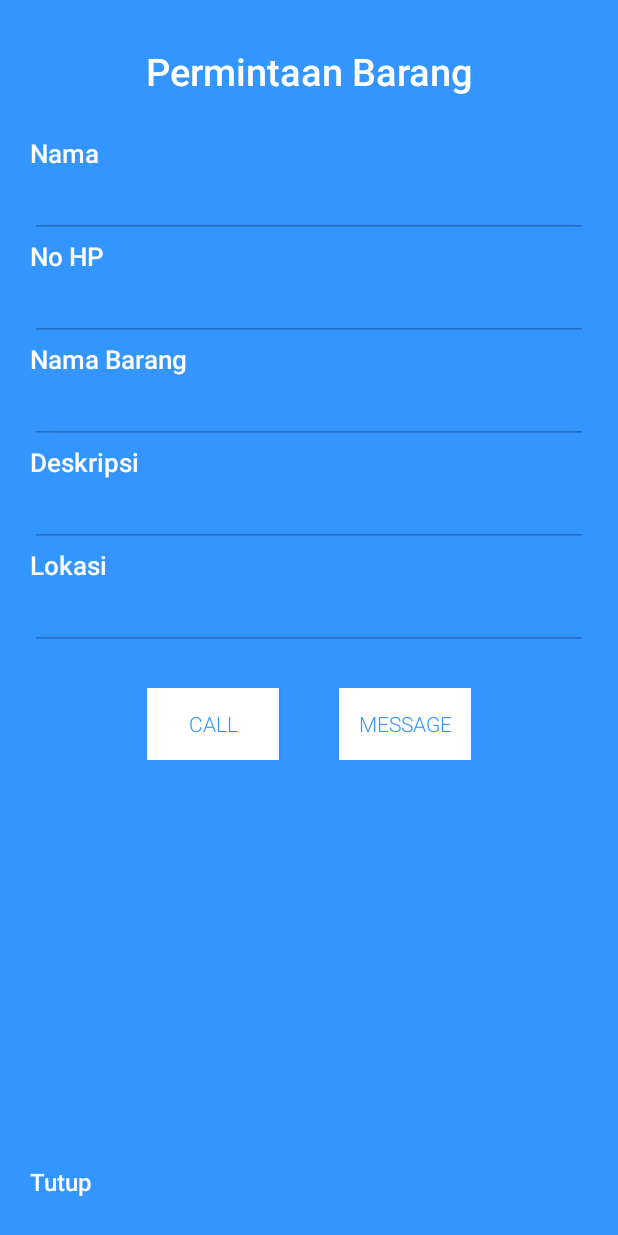
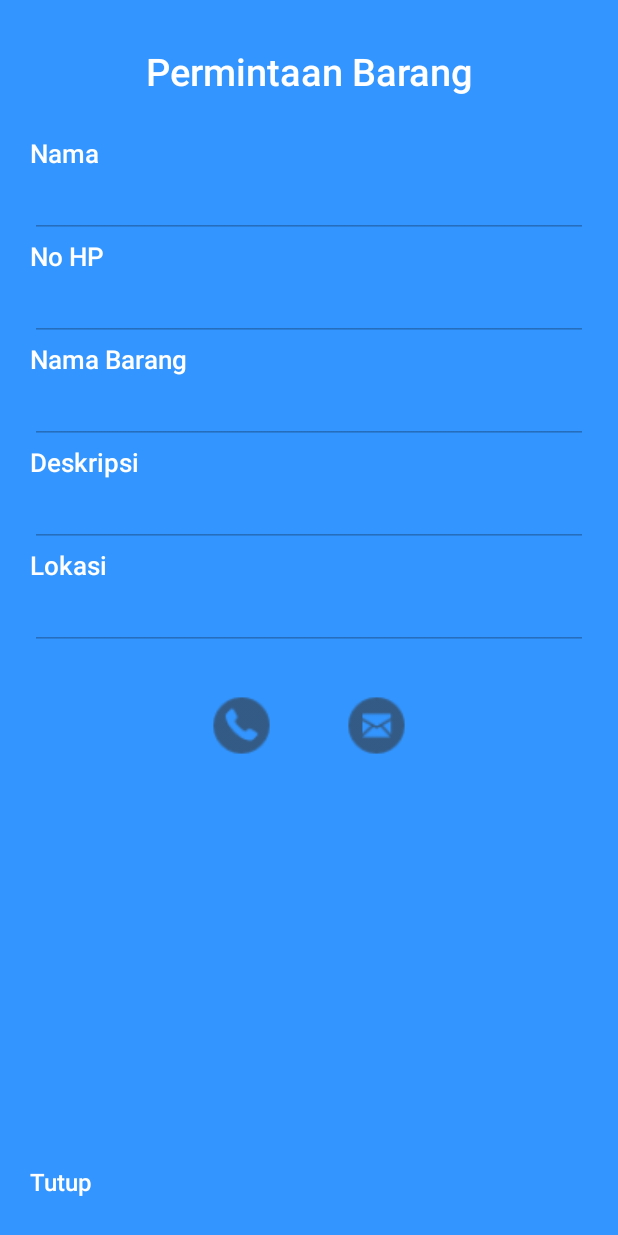
Before and after one commit to bleizing/pt, an Android app: the DetailPermintaanBarangActivity screen opened directly, with no data from a screen before it, on a phone screen of 412 x 824 dp. Run offline under Robolectric (Android 15) with nearby library versions, the phone set to English and light mode, and no system bars; 7 statements that could not run were skipped.

Commit message:
Changed ImageView Call and Message

```diff
--- a/app/src/main/java/jullendgatc/punyatemenv4/DetailPermintaanBarangActivity.java
+++ b/app/src/main/java/jullendgatc/punyatemenv4/DetailPermintaanBarangActivity.java
@@ -10,6 +10,7 @@ import android.util.Log;
 import android.view.View;
 import android.widget.Button;
 import android.widget.EditText;
+import android.widget.ImageView;
 import android.widget.TextView;
 
 import java.io.IOException;
@@ -69,7 +70,7 @@ public class DetailPermintaanBarangActivity extends AppCompatActivity {
 //            }
 //        });
 
-        Button btn_call = (Button) findViewById(R.id.btn_call);
+        ImageView btn_call = (ImageView) findViewById(R.id.btn_call);
         btn_call.setOnClickListener(new View.OnClickListener() {
             @Override
             public void onClick(View view) {
@@ -79,7 +80,7 @@ public class DetailPermintaanBarangActivity extends AppCompatActivity {
             }
         });
 
-        Button btn_message = (Button) findViewById(R.id.btn_message);
+        ImageView btn_message = (ImageView) findViewById(R.id.btn_message);
         btn_message.setOnClickListener(new View.OnClickListener() {
             @Override
             public void onClick(View view) {
--- a/app/src/main/java/jullendgatc/punyatemenv4/NetAPI.java
+++ b/app/src/main/java/jullendgatc/punyatemenv4/NetAPI.java
@@ -6,11 +6,7 @@ package jullendgatc.punyatemenv4;
 
 public class NetAPI {
     public static final String URL = "http://pt.himsigalaksi.com/index.php/";
+    //    public static final String URL = "http://pt.punyatemen.com/index.php/";
     public static final String GET_BARANG_SEWA_BY_USER_PENYEWA_ID = URL + "getBarangSewaByUserPenyewaId/";
     public static final String GET_PERMINTAAN_BARANG = URL + "getPermintaanBarang";
-
-    public static final  String TYPE_REGISTER_PENYEWA = "registerPenyewa";
-    public static final  String TYPE_LOGIN_PENYEWA = "loginPenyewa";
-
-    public static final String KEY_TYPE = "type";
 }
--- a/app/src/main/res/layout/activity_detail_permintaan_barang.xml
+++ b/app/src/main/res/layout/activity_detail_permintaan_barang.xml
@@ -213,27 +213,41 @@
                 android:layout_gravity="center_horizontal"
                 android:layout_marginTop="25dp">
 
-                <Button
+                <ImageView
                     android:id="@+id/btn_call"
-                    android:layout_width="0dp"
-                    android:layout_height="wrap_content"
+                    android:layout_width="50dp"
+                    android:layout_height="50dp"
                     android:layout_marginRight="20dp"
-                    android:layout_weight="0.5"
-                    android:background="@color/white"
-                    android:fontFamily="sans-serif-light"
-                    android:text="Call"
-                    android:textColor="@color/bg_screen3" />
+                    android:src="@drawable/ic_action_phone"/>
 
-                <Button
+                <ImageView
                     android:id="@+id/btn_message"
-                    android:layout_width="0dp"
-                    android:layout_height="wrap_content"
+                    android:layout_width="50dp"
+                    android:layout_height="50dp"
                     android:layout_marginLeft="20dp"
-                    android:layout_weight="0.5"
-                    android:background="@color/white"
-                    android:fontFamily="sans-serif-light"
-                    android:text="Message"
-                    android:textColor="@color/bg_screen3" />
+                    android:src="@drawable/ic_action_message"/>
+
+                <!--<Button-->
+                    <!--android:id="@+id/btn_call"-->
+                    <!--android:layout_width="0dp"-->
+                    <!--android:layout_height="wrap_content"-->
+                    <!--android:layout_marginRight="20dp"-->
+                    <!--android:layout_weight="0.5"-->
+                    <!--android:background="@color/white"-->
+                    <!--android:fontFamily="sans-serif-light"-->
+                    <!--android:text="Call"-->
+                    <!--android:textColor="@color/bg_screen3" />-->
+
+                <!--<Button-->
+                    <!--android:id="@+id/btn_message"-->
+                    <!--android:layout_width="0dp"-->
+                    <!--android:layout_height="wrap_content"-->
+                    <!--android:layout_marginLeft="20dp"-->
+                    <!--android:layout_weight="0.5"-->
+                    <!--android:background="@color/white"-->
+                    <!--android:fontFamily="sans-serif-light"-->
+                    <!--android:text="Message"-->
+                    <!--android:textColor="@color/bg_screen3" />-->
             </LinearLayout>
 
             <!--<TextView-->
--- a/app/src/main/res/layout/fragment_item_three.xml
+++ b/app/src/main/res/layout/fragment_item_three.xml
@@ -79,6 +79,7 @@
             android:fontFamily="sans-serif-light"
             android:hint="+62"
             android:inputType="phone"
+            android:maxLength="16"
             android:textColor="@color/white"
             android:textSize="17sp" />
 
```
Also changed, not shown: app/src/main/res/drawable-hdpi/ic_action_message.png (added), app/src/main/res/drawable-hdpi/ic_action_phone.png (added), app/src/main/res/drawable-mdpi/ic_action_message.png (added), app/src/main/res/drawable-mdpi/ic_action_phone.png (added), app/src/main/res/drawable-xhdpi/ic_action_message.png (added), app/src/main/res/drawable-xhdpi/ic_action_phone.png (added), app/src/main/res/drawable-xxhdpi/ic_action_message.png (added), app/src/main/res/drawable-xxhdpi/ic_action_phone.png (added), 42 other files.
